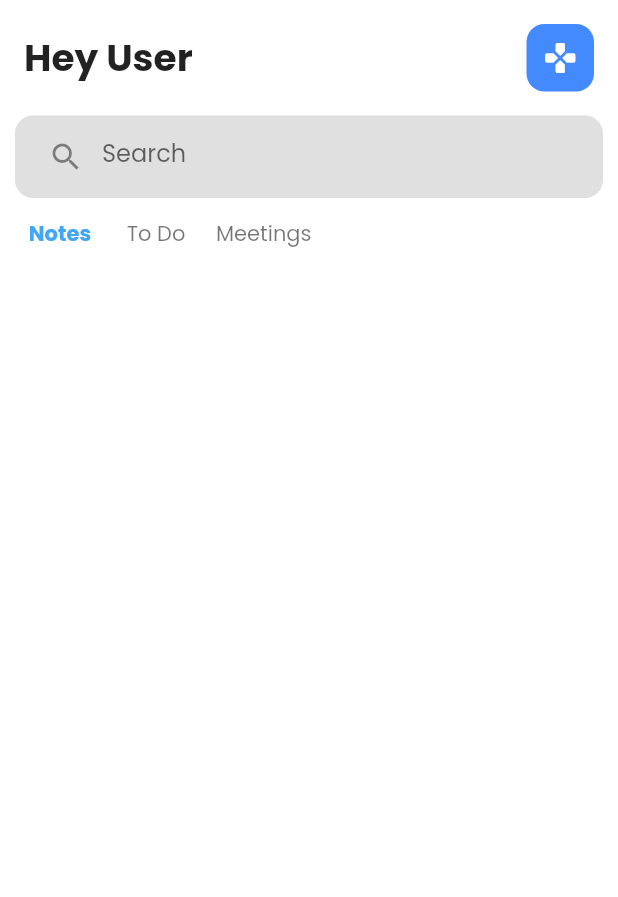
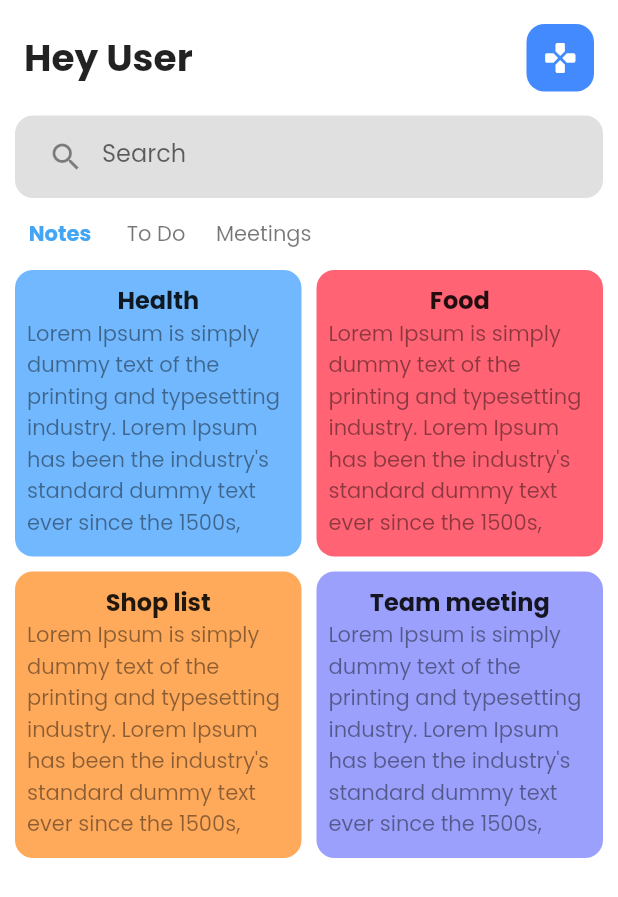
Before and after one commit to Subhajitongit/Notsify, a Flutter app: the screen it shows after launch, on a phone screen of 412 x 824 dp. Shown: the top 897 px of the screen. Run offline on Flutter 3.47's test engine with Material 2 defaults, Android fonts, the phone set to English and light mode, and no system bars.

Commit message:
List item and grid made

```diff
--- a/lib/Screens/home_screen.dart
+++ b/lib/Screens/home_screen.dart
@@ -1,9 +1,12 @@
 // ignore_for_file: prefer_const_constructors
 
 import 'package:flutter/material.dart';
+
 import 'package:note_taking_app/components/custom_appbar.dart';
+import 'package:note_taking_app/components/custom_list.dart';
 import 'package:note_taking_app/components/custom_navbar.dart';
 import 'package:note_taking_app/components/custom_search_bar.dart';
+import 'package:note_taking_app/models/model_item.dart';
 
 class HomeScreen extends StatefulWidget {
   const HomeScreen({Key? key}) : super(key: key);
@@ -18,7 +21,7 @@
     return Scaffold(
       backgroundColor: Colors.white,
       body: SafeArea(
-        child: Column(
+        child: ListView(
           // ignore: prefer_const_literals_to_create_immutables
           children: [
             //appbar section
@@ -27,6 +30,9 @@
             CustomSearchBar(),
             //navBar section
             CustomNavBar(),
+            //models section
+
+            ListData()
           ],
         ),
       ),
--- /dev/null
+++ b/lib/components/custom_list.dart
@@ -0,0 +1,67 @@
+import 'package:flutter/material.dart';
+import 'package:note_taking_app/models/model_item.dart';
+
+
+class ListData extends StatelessWidget {
+  const ListData({
+    Key? key,
+  }) : super(key: key);
+
+  @override
+  Widget build(BuildContext context) {
+    return Padding(
+      padding: const EdgeInsets.symmetric(horizontal: 10),
+      child: GridView.builder(
+        shrinkWrap: true,
+        physics: ScrollPhysics(),
+        itemCount: products.length,
+        gridDelegate: SliverGridDelegateWithFixedCrossAxisCount(
+            crossAxisCount: 2, crossAxisSpacing: 10.0, mainAxisSpacing: 10.0),
+        itemBuilder: (context, index) => CustomList(
+          products: products[index],
+          press: () {},
+        ),
+      ),
+    );
+  }
+}
+
+class CustomList extends StatelessWidget {
+  const CustomList({
+    Key? key,
+    required this.products,
+    required this.press,
+  }) : super(key: key);
+
+  final Product products;
+  final VoidCallback press;
+
+  @override
+  Widget build(BuildContext context) {
+    return InkWell(
+      onTap: press,
+      child: Container(
+        padding: EdgeInsets.all(8.0),
+        decoration: BoxDecoration(
+          color: products.color,
+          borderRadius: BorderRadius.circular(12),
+        ),
+        child: Column(
+          children: [
+            Text(products.title,
+                style: TextStyle(
+                  fontWeight: FontWeight.bold,
+                  fontSize: 16,
+                )),
+            Text(
+              products.desc,
+              style: TextStyle(
+                color: Colors.black45,
+              ),
+            )
+          ],
+        ),
+      ),
+    );
+  }
+}
--- /dev/null
+++ b/lib/models/model_item.dart
@@ -0,0 +1,40 @@
+// ignore_for_file: prefer_const_constructors
+
+import 'package:flutter/material.dart';
+
+class Product {
+  final String title, desc;
+  final Color color;
+  Product({
+    required this.title,
+    required this.desc,
+    required this.color,
+  });
+}
+
+List<Product> products = [
+  Product(
+    title: "Health",
+    color: Color(0xFF71b8ff),
+    desc:
+        "Lorem Ipsum is simply dummy text of the printing and typesetting industry. Lorem Ipsum has been the industry's standard dummy text ever since the 1500s,",
+  ),
+  Product(
+    title: "Food",
+    color: Color(0xFFff6374),
+    desc:
+        "Lorem Ipsum is simply dummy text of the printing and typesetting industry. Lorem Ipsum has been the industry's standard dummy text ever since the 1500s,",
+  ),
+  Product(
+    title: "Shop list",
+    color: Color(0xFFffaa5b),
+    desc:
+        "Lorem Ipsum is simply dummy text of the printing and typesetting industry. Lorem Ipsum has been the industry's standard dummy text ever since the 1500s,",
+  ),
+  Product(
+    title: "Team meeting",
+    color: Color(0xFF9ba0fc),
+    desc:
+        "Lorem Ipsum is simply dummy text of the printing and typesetting industry. Lorem Ipsum has been the industry's standard dummy text ever since the 1500s,",
+  ),
+];
```
